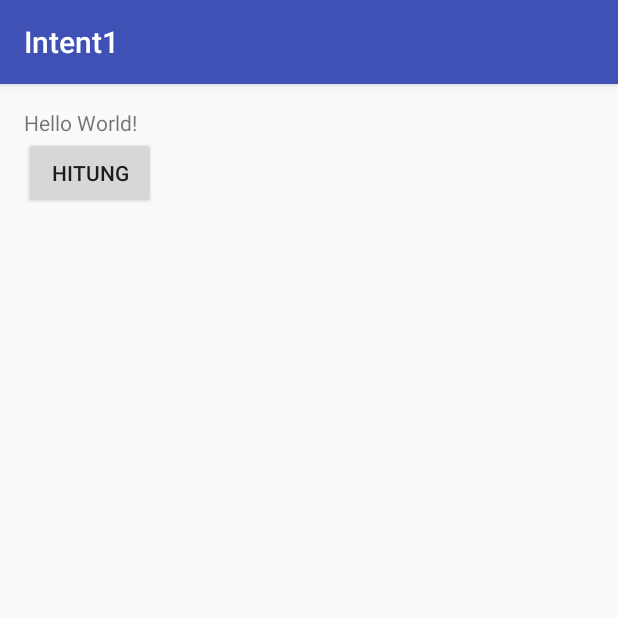
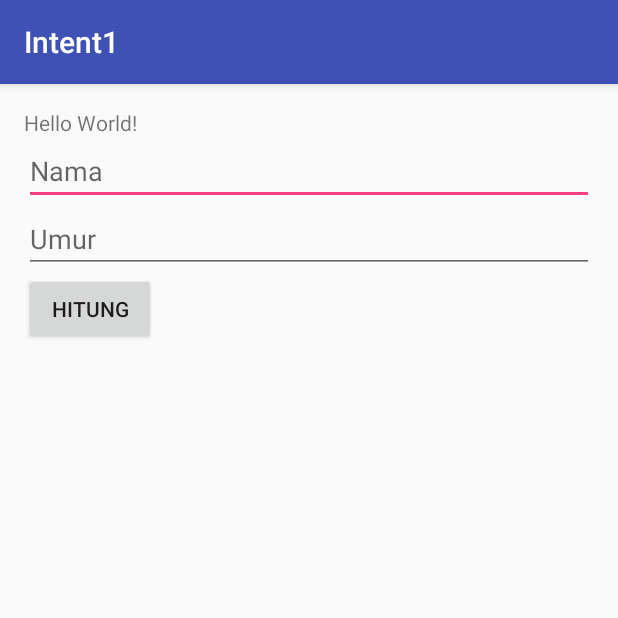
Before and after one commit to fahmialiasakbar/Intent1, an Android app: the screen it shows after launch (MainActivity), on a phone screen of 412 x 824 dp, the top half of it. Run offline under Robolectric (Android 15) with nearby library versions, the phone set to English and light mode, and no system bars.

Commit message:
startActivity Part 2

```diff
--- a/app/src/main/java/id/sch/smktelkom_mlg/learn/intent1/MainActivity.java
+++ b/app/src/main/java/id/sch/smktelkom_mlg/learn/intent1/MainActivity.java
@@ -4,19 +4,41 @@ import android.content.Intent;
 import android.os.Bundle;
 import android.support.v7.app.AppCompatActivity;
 import android.view.View;
+import android.widget.EditText;
 
 public class MainActivity extends AppCompatActivity {
-
+    public static final String NAMA = "Nama";
+    public static final String UMUR = "Umur";
+    EditText etNama;
+    EditText etUmur;
     @Override
     protected void onCreate(Bundle savedInstanceState) {
         super.onCreate(savedInstanceState);
         setContentView(R.layout.activity_main);
 
+        etNama = (EditText) findViewById(R.id.editTextNama);
+        etUmur = (EditText) findViewById(R.id.editTextUmur);
+
         findViewById(R.id.buttonHitung).setOnClickListener(new View.OnClickListener() {
             @Override
             public void onClick(View v) {
-                startActivity(new Intent(MainActivity.this, HasilActivity.class));
+                goHasil();
             }
         });
+
+    }
+
+    private void goHasil() {
+        String nama = etNama.getText().toString();
+        String umurStr = etUmur.getText().toString();
+
+        int umur = umurStr.isEmpty() ? 0 : Integer.parseInt(umurStr);
+
+        Intent intent = new Intent(MainActivity.this, HasilActivity.class);
+        intent.putExtra(NAMA, nama);
+        intent.putExtra(UMUR, umur);
+
+        startActivity(intent);
+        setTitle("Input");
     }
 }
--- a/app/src/main/res/layout/activity_main.xml
+++ b/app/src/main/res/layout/activity_main.xml
@@ -15,6 +15,22 @@
         android:layout_height="wrap_content"
         android:text="Hello World!" />
 
+    <EditText
+        android:id="@+id/editTextNama"
+        android:layout_width="match_parent"
+        android:layout_height="wrap_content"
+        android:ems="10"
+        android:hint="Nama"
+        android:inputType="textPersonName" />
+
+    <EditText
+        android:id="@+id/editTextUmur"
+        android:layout_width="match_parent"
+        android:layout_height="wrap_content"
+        android:ems="10"
+        android:hint="Umur"
+        android:inputType="numberSigned" />
+
     <Button
         android:id="@+id/buttonHitung"
         android:layout_width="wrap_content"
```
Also changed, not shown: app/src/main/java/id/sch/smktelkom_mlg/learn/intent1/HasilActivity.java (+12 -1 lines), app/src/main/res/layout/activity_hasil.xml (+7 -0 lines).
